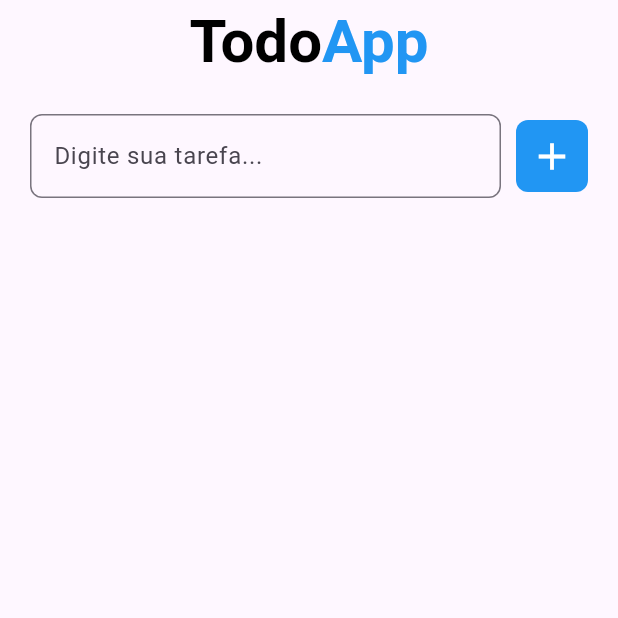
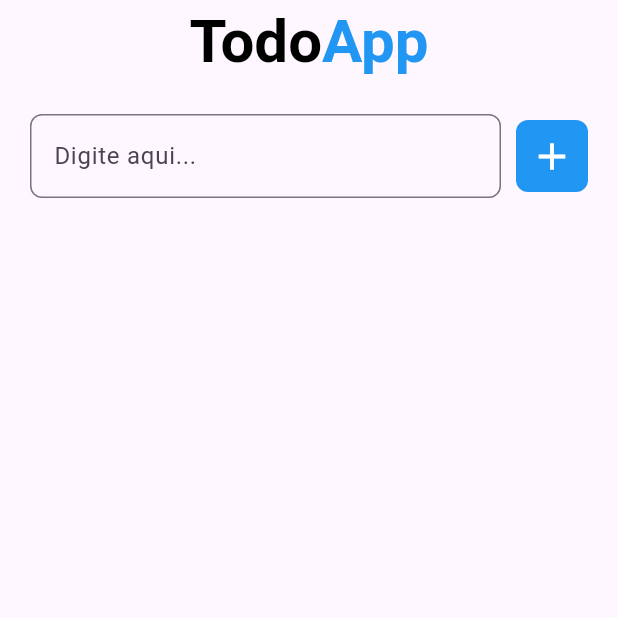
Before and after one commit to Mateus8741/MagazordTestFlutter, a Flutter app: the screen it shows after launch, on a phone screen of 412 x 824 dp, the top half of it. Run offline on Flutter 3.47's test engine with Material 3 defaults, Android fonts, the phone set to English and light mode, and no system bars.

Commit message:
Refactor GlobalInputField widget to update hintText

```diff
--- a/lib/modules/shared/widgets/text_field.dart
+++ b/lib/modules/shared/widgets/text_field.dart
@@ -4,9 +4,11 @@ class GlobalInputField extends StatefulWidget {
   final Function(String) onAddItem;
   final Color buttonColor;
 
-  const GlobalInputField(
-      {Key? key, required this.onAddItem, this.buttonColor = Colors.blue})
-      : super(key: key);
+  const GlobalInputField({
+    Key? key,
+    required this.onAddItem,
+    this.buttonColor = Colors.blue,
+  }) : super(key: key);
 
   @override
   _TodoInputFieldState createState() => _TodoInputFieldState();
@@ -30,7 +32,7 @@ class _TodoInputFieldState extends State<GlobalInputField> {
             textCapitalization: TextCapitalization.words,
             controller: _textController,
             decoration: const InputDecoration(
-              hintText: 'Digite sua tarefa...',
+              hintText: 'Digite aqui...',
               focusColor: Colors.blue,
               border: OutlineInputBorder(
                 borderRadius: BorderRadius.all(
```
